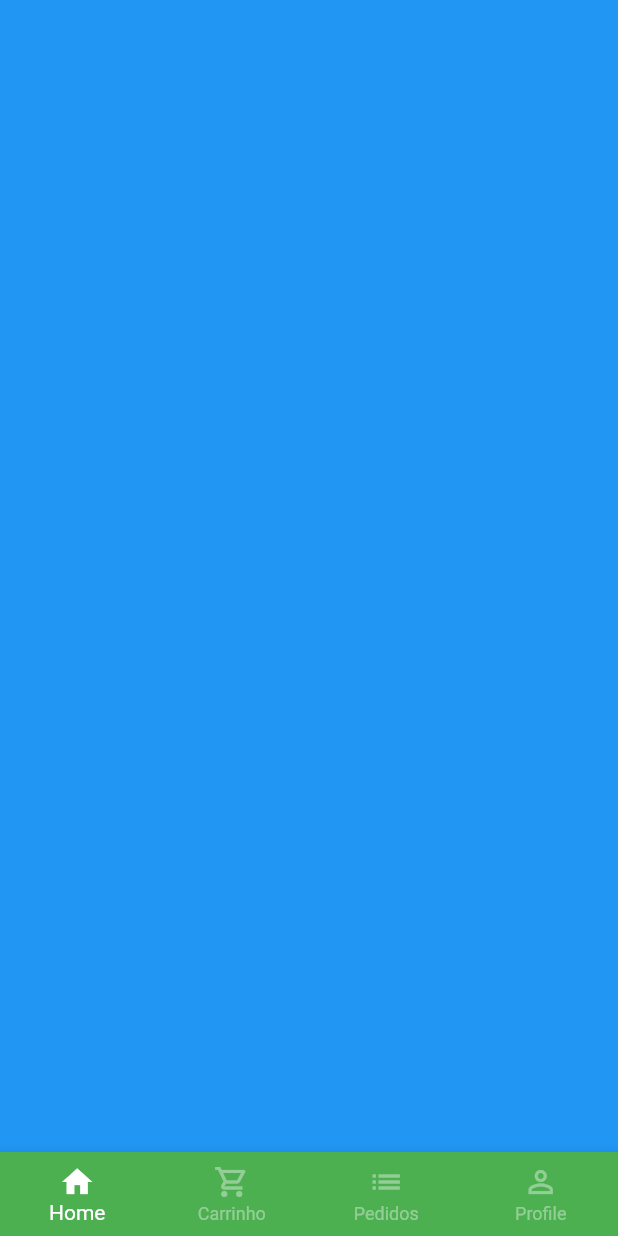
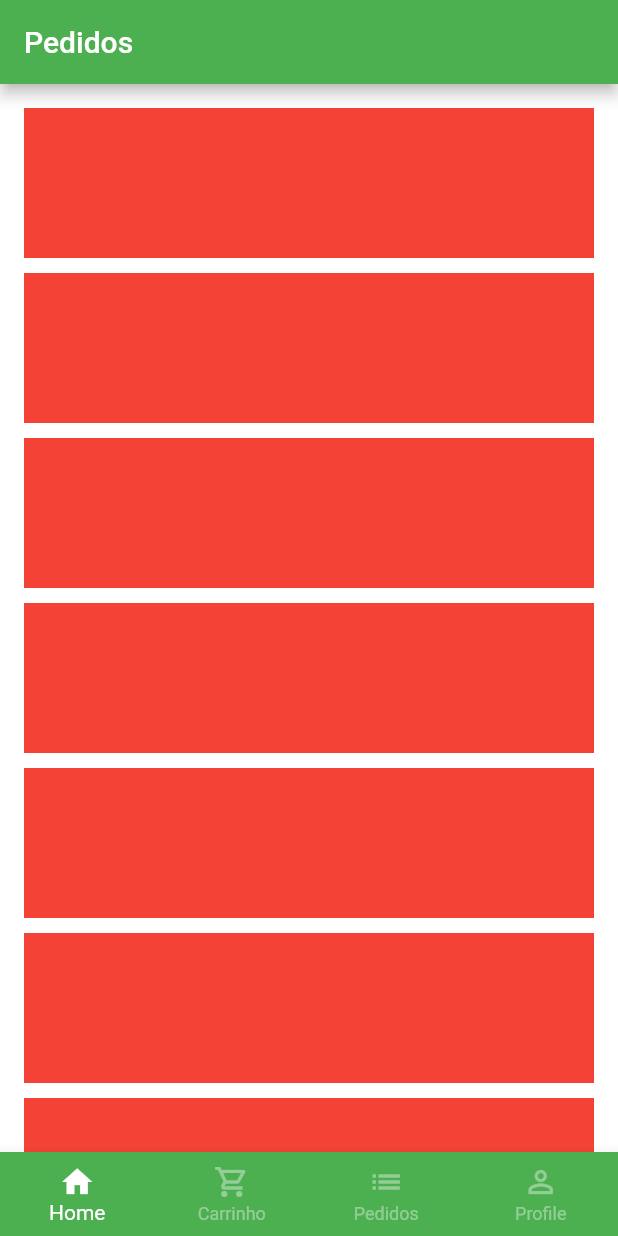
Before and after one commit to oliveiradg/Quitanda, a Flutter app: the BaseScreen screen opened directly, swiped to page 3, on a phone screen of 412 x 824 dp. Run offline on Flutter 3.47's test engine with Material 2 defaults, Android fonts, the phone set to English and light mode, and no system bars; our stand-ins replace animated_text_kit, badges, mask_text_input_formatter.

Commit message:
[DIA 39] feat: Iniciando o desenvolvimento tela pedidos  e criando mock

```diff
--- a/lib/src/pages/base/base_screen.dart
+++ b/lib/src/pages/base/base_screen.dart
@@ -1,6 +1,7 @@
 import 'package:flutter/material.dart';
 import 'package:quitanda/src/pages/cart/cart_tab.dart';
 import 'package:quitanda/src/pages/home/home_tab.dart';
+import 'package:quitanda/src/pages/orders/orders_tab.dart';
 import 'package:quitanda/src/pages/profile/profile_tab.dart';
 
 class BaseScreen extends StatefulWidget {
@@ -22,14 +23,11 @@ class _BaseScreenState extends State<BaseScreen> {
       body: PageView(
         physics: const NeverScrollableScrollPhysics(),
         controller: pageController,
-        children: [
-          const HomeTab(),
-         const CartTab(),
-
-          Container(
-            color: Colors.blue,
-          ),
-         const ProfileTab(),
+        children:   const [
+        HomeTab(),
+        CartTab(),
+        OrdersTab(),
+        ProfileTab(),
         ],
       ),
       bottomNavigationBar: BottomNavigationBar(
--- /dev/null
+++ b/lib/src/pages/orders/orders_tab.dart
@@ -0,0 +1,28 @@
+import 'package:flutter/material.dart';
+
+class OrdersTab extends StatelessWidget {
+
+  const OrdersTab({ Key? key }) : super(key: key);
+
+   @override
+   Widget build(BuildContext context) {
+       return Scaffold(
+           appBar: AppBar(title: const Text('Pedidos'),),
+           body: ListView.separated(
+            padding: const EdgeInsets.all(16),
+            physics: const BouncingScrollPhysics(),
+            separatorBuilder: (_, index){
+              return const SizedBox(height: 10,);
+            },
+
+            itemBuilder: (_, index){
+              return Container(
+                height: 100,
+                color: Colors.red,
+              );
+            },
+            itemCount: 10,
+           ),
+       );
+  }
+}
```
Also changed, not shown: lib/src/config/app_data.dart (+47 -0 lines), lib/src/models/order_model.dart (added, +23 -0 lines).
